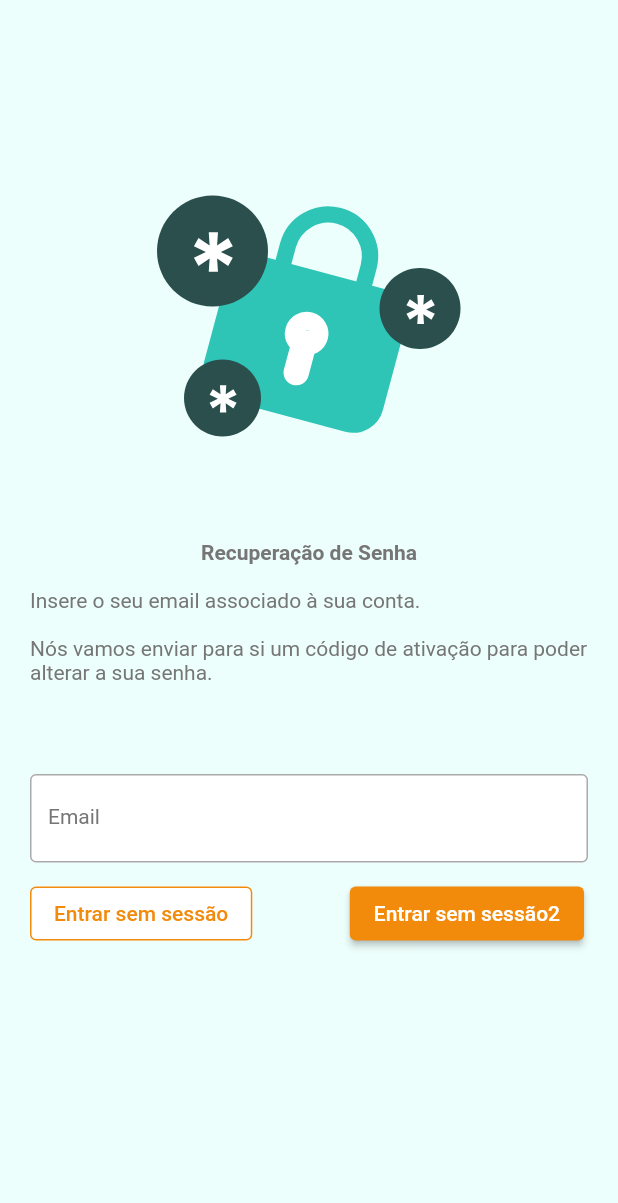
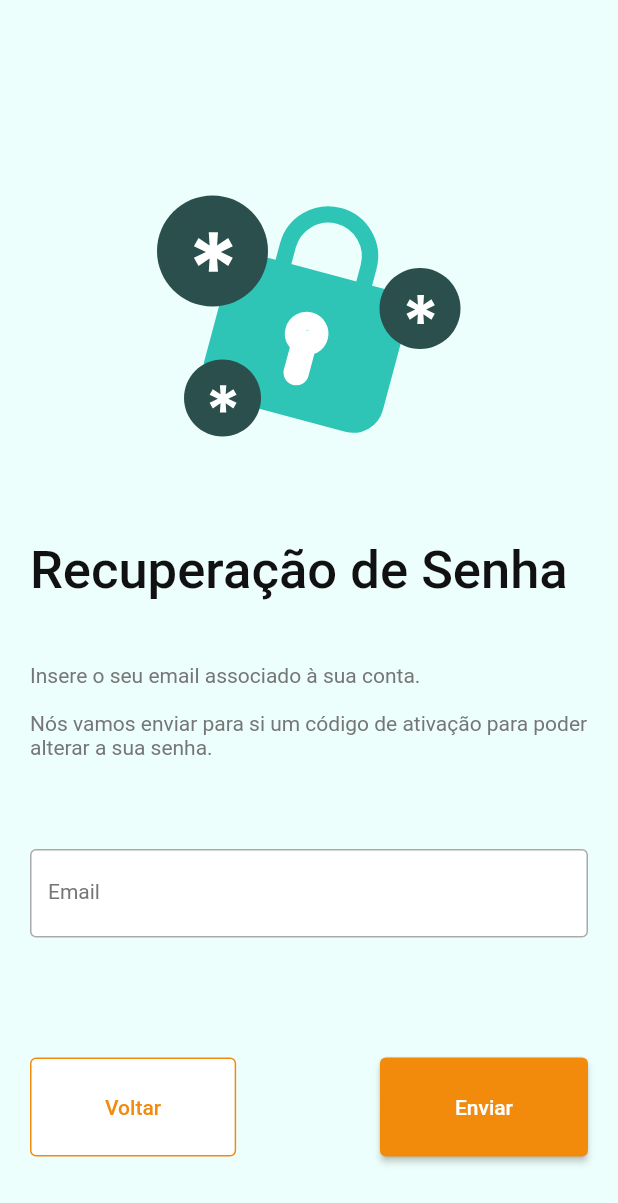
Before and after one commit to JoaoCupido/projeto_sti, a Flutter app: the screen it shows after launch, after a tap on "Saltar", after a tap on "Esqueceu da senha?", on a phone screen of 412 x 824 dp. Shown: the top 1203 px of the screen. Run offline on Flutter 3.47's test engine with Material 2 defaults, Android fonts, the phone set to English and light mode, and no system bars; our stand-ins replace flutter_svg.

Commit message:
Pagina da Recuperação de Senha

```diff
--- a/lib/main.dart
+++ b/lib/main.dart
@@ -47,9 +47,13 @@ class MyApp extends StatelessWidget {
                 color: Color(0xFF111111),
                 fontWeight: FontWeight.w500,
               ),
+              displayMedium: TextStyle(
+                color: Color(0xFF111111),
+                fontWeight: FontWeight.w500,
+                fontSize: 35,
+              ),
               bodyLarge: TextStyle(
                 color: Color(0xFF767676),
-                fontWeight: FontWeight.bold,
               ),
               bodyMedium: TextStyle(
                 color: Color(0xFF767676),
--- a/lib/recuperarAccount.dart
+++ b/lib/recuperarAccount.dart
@@ -23,10 +23,11 @@ class _RecuperarAccountState extends State<RecuperarAccount> {
         Padding(
             padding: const EdgeInsets.symmetric(horizontal: 20),
             child: Column(
+              crossAxisAlignment: CrossAxisAlignment.start,
               children: [
                 Text(
                   'Recuperação de Senha\n',
-                  style: Theme.of(context).textTheme.bodyLarge,
+                  style: Theme.of(context).textTheme.displayMedium,
                 ),
                 Text(
                   'Insere o seu email associado à sua conta.\n\n'
@@ -54,10 +55,12 @@ class _RecuperarAccountState extends State<RecuperarAccount> {
                     fillColor: Theme.of(context).colorScheme.surface,
                   ),
                 ),
-                const SizedBox(height: 10),
                 Row(
+                  mainAxisAlignment: MainAxisAlignment.spaceBetween,
                   children: [
-                    OutlinedButton(
+                    Padding(
+                      padding: const EdgeInsets.fromLTRB(0, 80, 0, 0),
+                      child: OutlinedButton(
                         onPressed: () {
                           // implement function
                         },
@@ -65,16 +68,24 @@ class _RecuperarAccountState extends State<RecuperarAccount> {
                           side: BorderSide(
                             color: Theme.of(context).colorScheme.primary,
                           ),
-                        backgroundColor: Theme.of(context).colorScheme.surface,
+                          backgroundColor:
+                              Theme.of(context).colorScheme.surface,
+                          padding: EdgeInsets.fromLTRB(50, 25, 50, 25),
                         ),
-                      child: const Text('Entrar sem sessão'),
+                        child: const Text('Voltar'),
                       ),
-                    const SizedBox(width: 65),
-                    ElevatedButton(
+                    ),
+                    const SizedBox(width: 0),
+                    Padding(
+                      padding: const EdgeInsets.fromLTRB(0, 80, 0, 0),
+                      child: ElevatedButton(
+                        style: ElevatedButton.styleFrom(
+                            padding: EdgeInsets.fromLTRB(50, 25, 50, 25)),
                         onPressed: () {
                           // implement function
                         },
-                      child: const Text('Entrar sem sessão2'),
+                        child: const Text('Enviar'),
+                      ),
                     ),
                   ],
                 )
```
Lines whose indentation alone changed are shown as unchanged.
